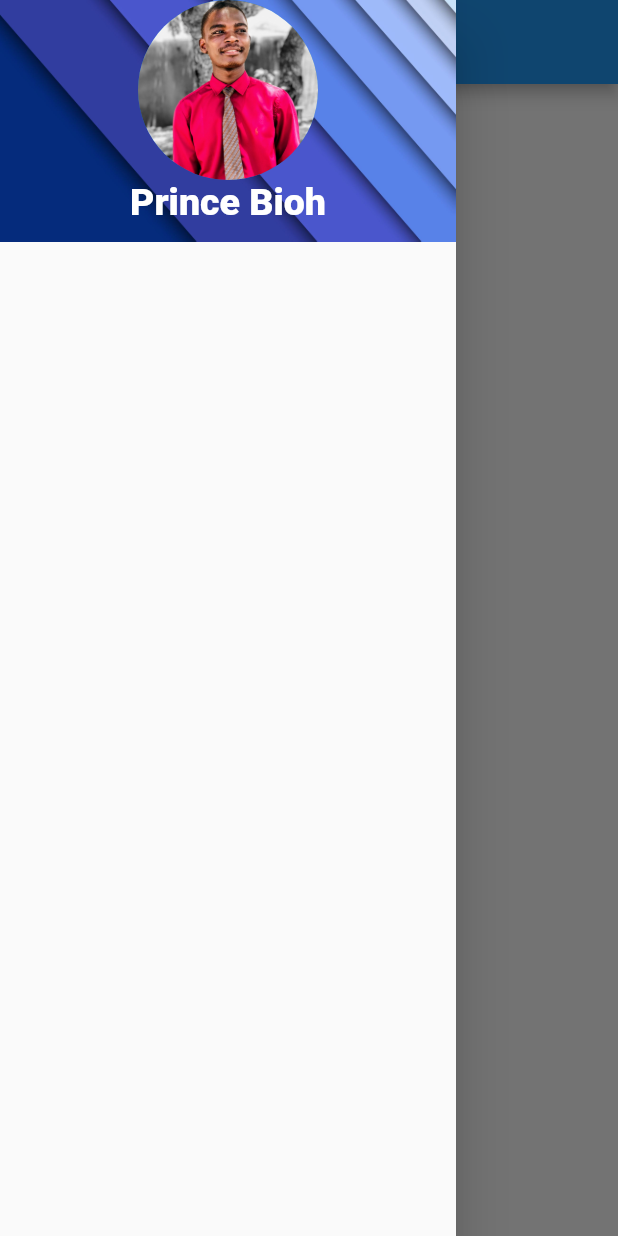
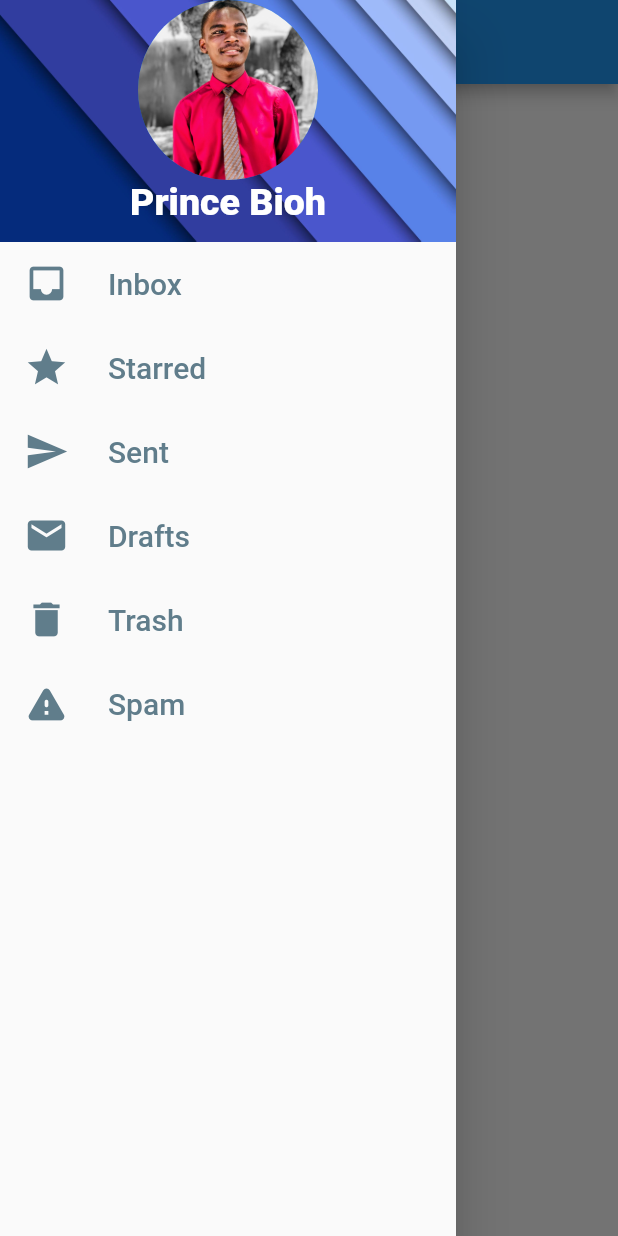
Before and after one commit to princebioh/Drawer-Navigation-Flutter-Project, a Flutter app: the screen it shows after launch, with the side drawer open, on a phone screen of 412 x 824 dp. Run offline on Flutter 3.47's test engine with Material 2 defaults, Android fonts, the phone set to English and light mode, and no system bars; Roboto replaces fonts that are missing (Verdana).

Commit message:
External Pages Add

```diff
--- a/lib/main.dart
+++ b/lib/main.dart
@@ -1,4 +1,11 @@
 import 'package:flutter/material.dart';
+import 'screens/drafts_screen.dart';
+import 'screens/inbox_screen.dart';
+import 'screens/sent_screen.dart';
+import 'screens/spam_screen.dart';
+import 'screens/starred_screen.dart';
+import 'screens/trash_screen.dart';
+import 'defaults/defaults.dart';
 
 void main() {
   runApp(const MainApp());
@@ -13,9 +20,24 @@ class MainApp extends StatelessWidget {
   }
 }
 
-class HomePage extends StatelessWidget {
+class HomePage extends StatefulWidget {
   const HomePage({super.key});
 
+  @override
+  State<HomePage> createState() => _HomePageState();
+}
+
+class _HomePageState extends State<HomePage> {
+  bool isSelected = false;
+  var indexClicked = [0, 1, 2, 3, 4, 5];
+  final screens = [
+    InboxScreen(),
+    StarredScreen(),
+    SentScreen(),
+    DraftsScreen(),
+    TrashScreen(),
+    SpamScreen(),
+  ];
   @override
   Widget build(BuildContext context) {
     return Scaffold(
@@ -50,10 +72,40 @@ class HomePage extends StatelessWidget {
                         fontWeight: FontWeight.w900,
                         fontSize: 25,
                         color: Colors.white),
-                  )
+                  ),
+
                 ],
               ),
             ),
+            Expanded(
+              child: ListView.builder(
+                itemBuilder: (context, index) {
+                  return ListTile(
+                    leading: Icon(
+                      Defaults.drawerItemIcon[index],
+                      color: isSelected
+                          ? Defaults.drawerItemSelectedColor
+                          : Defaults.drawerItemColor,
+                      size: 30,
+                    ),
+                    title: Text(
+                      Defaults.drawerItemText[index],
+                      style: TextStyle(
+                          fontSize: 20, color: Defaults.drawerItemColor),
+                    ),
+                    // selected: isSelected,
+                    // selectedColor: Defaults.drawerItemSelectedColor,
+                    onTap: () {
+                      setState(() {
+                        isSelected = true;
+                      });
+                    },
+                  );
+                },
+                itemCount: screens.length,
+                padding: const EdgeInsets.all(0),
+              ),
+            )
           ],
         ),
       ),
--- a/lib/screens/inbox_screen.dart
+++ b/lib/screens/inbox_screen.dart
@@ -0,0 +1,33 @@
+import 'package:flutter/material.dart';
+
+class InboxScreen extends StatelessWidget {
+  const InboxScreen({super.key});
+
+  @override
+  Widget build(BuildContext context) {
+    return MaterialApp(
+      home: InboxPage(),
+    );
+  }
+}
+
+class InboxPage extends StatefulWidget {
+  const InboxPage({super.key});
+
+  @override
+  State<InboxPage> createState() => _InboxPageState();
+}
+
+class _InboxPageState extends State<InboxPage> {
+  @override
+  Widget build(BuildContext context) {
+    return Scaffold(
+      appBar: AppBar(
+        title: const Text("Inbox Screen"),
+      ),
+      body: const Center(
+        child: Text("Inbox Page"),
+      ),
+    );
+  }
+}
--- a/lib/screens/starred_screen.dart
+++ b/lib/screens/starred_screen.dart
@@ -0,0 +1,33 @@
+import 'package:flutter/material.dart';
+
+class StarredScreen extends StatelessWidget {
+  const StarredScreen({super.key});
+
+  @override
+  Widget build(BuildContext context) {
+    return MaterialApp(
+      home: StarHomePage(),
+    );
+  }
+}
+
+class StarHomePage extends StatefulWidget {
+  const StarHomePage({super.key});
+
+  @override
+  State<StarHomePage> createState() => _StarHomePageState();
+}
+
+class _StarHomePageState extends State<StarHomePage> {
+  @override
+  Widget build(BuildContext context) {
+    return Scaffold(
+      appBar: AppBar(
+        title: const Text("Starred Messages"),
+      ),
+      body: const Center(
+        child: Text("Starred Messages"),
+      ),
+    );
+  }
+}
```
Also changed, not shown: lib/screens/drafts_screen.dart (+10 -0 lines), lib/screens/sent_screen.dart (+10 -0 lines), lib/screens/spam_screen.dart (+10 -0 lines), lib/screens/trash_screen.dart (+10 -0 lines).
